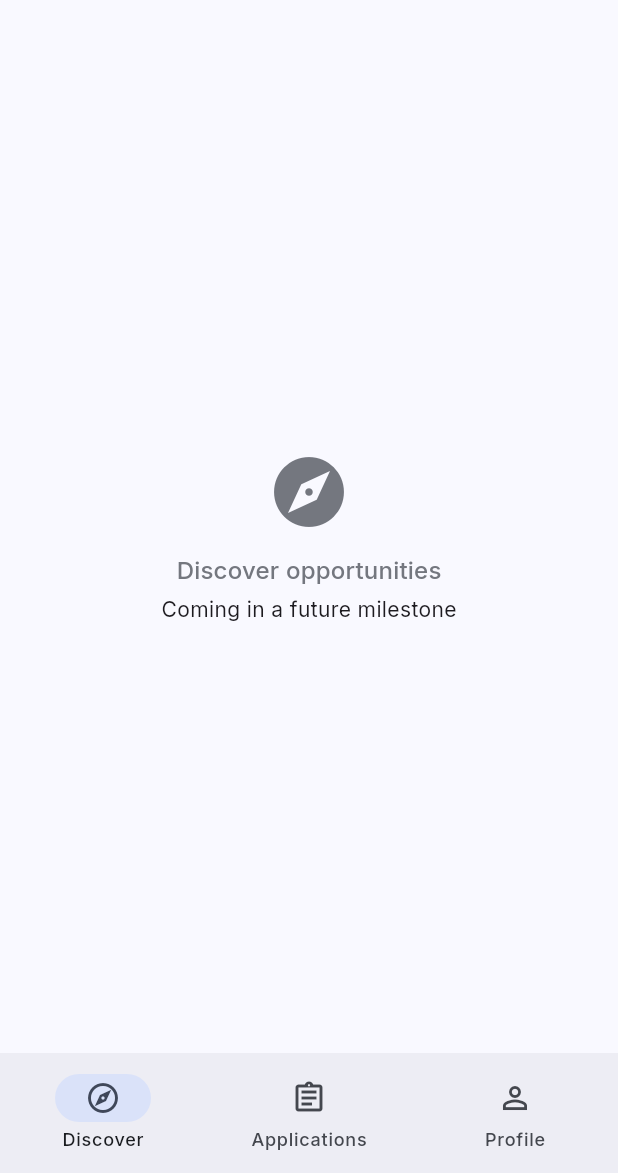
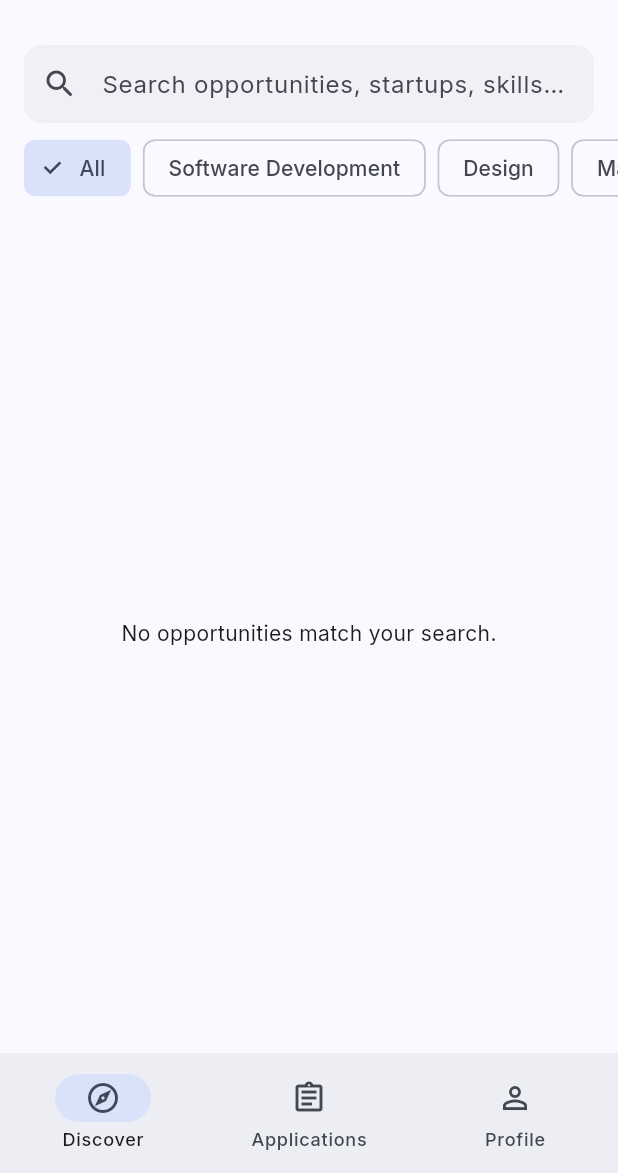
Before and after one commit to SamuzuKofi/Alu-intern-link, a Flutter app: the HomeShell screen opened directly with empty values, on a phone screen of 412 x 824 dp, the part 63-1236 px from its top. Run offline on Flutter 3.47's test engine with Material 3 defaults, Android fonts, the phone set to English and light mode, and no system bars; our stand-ins replace cloud_firestore, firebase_auth, firebase_core, flutter_riverpod, google_fonts, timeago; accounts and stored records are empty; statements that could not run were skipped.

Commit message:
Added opportunity posting and discovery with search

```diff
--- a/alu_intern_link/lib/features/home/screens/home_shell.dart
+++ b/alu_intern_link/lib/features/home/screens/home_shell.dart
@@ -4,6 +4,7 @@ import 'package:flutter_riverpod/flutter_riverpod.dart';
 import '../../../core/widgets/coming_soon_placeholder.dart';
 import '../../auth/app_user.dart';
 import '../../auth/auth_providers.dart';
+import '../../opportunities/screens/discover_screen.dart';
 import '../../startups/screens/admin_verification_screen.dart';
 import '../../startups/screens/my_startup_screen.dart';
 
@@ -49,7 +50,7 @@ class _HomeShellState extends ConsumerState<HomeShell> {
     }
 
     final tabs = [
-      const ComingSoonPlaceholder(icon: Icons.explore_rounded, label: 'Discover opportunities'),
+      const DiscoverScreen(),
       middleTab,
       _ProfileTab(appUser: widget.appUser),
     ];
--- /dev/null
+++ b/alu_intern_link/lib/features/opportunities/opportunity.dart
@@ -0,0 +1,98 @@
+import 'package:cloud_firestore/cloud_firestore.dart';
+
+enum OpportunityCategory {
+  softwareDevelopment('Software Development'),
+  design('Design'),
+  marketing('Marketing'),
+  operations('Operations'),
+  research('Research'),
+  businessAnalysis('Business Analysis'),
+  contentCreation('Content Creation'),
+  communityManagement('Community Management');
+
+  const OpportunityCategory(this.label);
+  final String label;
+
+  static OpportunityCategory fromName(String? name) {
+    for (final category in OpportunityCategory.values) {
+      if (category.name == name) return category;
+    }
+    return OpportunityCategory.softwareDevelopment;
+  }
+}
+
+enum OpportunityLocationType {
+  remote('Remote'),
+  onCampus('On Campus'),
+  hybrid('Hybrid');
+
+  const OpportunityLocationType(this.label);
+  final String label;
+
+  static OpportunityLocationType fromName(String? name) {
+    for (final location in OpportunityLocationType.values) {
+      if (location.name == name) return location;
+    }
+    return OpportunityLocationType.remote;
+  }
+}
+
+enum OpportunityStatus {
+  open,
+  closed;
+
+  static OpportunityStatus fromName(String? name) {
+    return name == 'closed' ? OpportunityStatus.closed : OpportunityStatus.open;
+  }
+}
+
+/// Mirrors an `opportunities/{id}` Firestore document.
+///
+/// [startupName] is stored redundantly here (instead of only on the
+/// startup doc) so the discovery list can show it without an extra
+/// Firestore read per card - a small, deliberate trade of a bit of
+/// duplicated data for fewer reads.
+class Opportunity {
+  const Opportunity({
+    required this.id,
+    required this.startupId,
+    required this.startupName,
+    required this.title,
+    required this.description,
+    required this.category,
+    required this.location,
+    required this.skillsRequired,
+    required this.postedByUid,
+    this.status = OpportunityStatus.open,
+    this.createdAt,
+  });
+
+  final String id;
+  final String startupId;
+  final String startupName;
+  final String title;
+  final String description;
+  final OpportunityCategory category;
+  final OpportunityLocationType location;
+  final List<String> skillsRequired;
+  final String postedByUid;
+  final OpportunityStatus status;
+  final DateTime? createdAt;
+
+  factory Opportunity.fromFirestore(DocumentSnapshot<Map<String, dynamic>> doc) {
+    final data = doc.data() ?? {};
+    return Opportunity(
+      id: doc.id,
+      startupId: data['startupId'] as String? ?? '',
+      startupName: data['startupName'] as String? ?? '',
+      title: data['title'] as String? ?? '',
+      description: data['description'] as String? ?? '',
+      category: OpportunityCategory.fromName(data['category'] as String?),
+      location: OpportunityLocationType.fromName(data['location'] as String?),
+      skillsRequired: List<String>.from(data['skillsRequired'] as List? ?? const []),
+      postedByUid: data['postedByUid'] as String? ?? '',
+      status: OpportunityStatus.fromName(data['status'] as String?),
+      createdAt: (data['createdAt'] as Timestamp?)?.toDate(),
+    );
+  }
+}
--- /dev/null
+++ b/alu_intern_link/lib/features/opportunities/opportunity_providers.dart
@@ -0,0 +1,20 @@
+import 'package:flutter_riverpod/flutter_riverpod.dart';
+
+import '../auth/auth_providers.dart';
+import 'opportunity.dart';
+import 'opportunity_repository.dart';
+
+final opportunityRepositoryProvider = Provider<OpportunityRepository>((ref) {
+  return OpportunityRepository(firestore: ref.watch(firestoreProvider));
+});
+
+final openOpportunitiesProvider = StreamProvider<List<Opportunity>>((ref) {
+  return ref.watch(opportunityRepositoryProvider).watchOpenOpportunities();
+});
+
+final opportunitiesForStartupProvider = StreamProvider.family<List<Opportunity>, String>((
+  ref,
+  startupId,
+) {
+  return ref.watch(opportunityRepositoryProvider).watchOpportunitiesForStartup(startupId);
+});
--- /dev/null
+++ b/alu_intern_link/lib/features/opportunities/screens/discover_screen.dart
@@ -0,0 +1,144 @@
+import 'package:flutter/material.dart';
+import 'package:flutter_riverpod/flutter_riverpod.dart';
+
+import '../opportunity.dart';
+import '../opportunity_providers.dart';
+import 'opportunity_detail_screen.dart';
+
+/// The Discover tab: browse and search all open opportunities.
+///
+/// We keep this simple - openOpportunitiesProvider streams every open
+/// opportunity from Firestore in real time, and this widget just filters
+/// that list in memory as the user types or picks a category. No search
+/// backend needed at this scale.
+class DiscoverScreen extends ConsumerStatefulWidget {
+  const DiscoverScreen({super.key});
+
+  @override
+  ConsumerState<DiscoverScreen> createState() => _DiscoverScreenState();
+}
+
+class _DiscoverScreenState extends ConsumerState<DiscoverScreen> {
+  final _searchController = TextEditingController();
+  String _searchQuery = '';
+  OpportunityCategory? _selectedCategory;
+
+  @override
+  void dispose() {
+    _searchController.dispose();
+    super.dispose();
+  }
+
+  List<Opportunity> _filter(List<Opportunity> opportunities) {
+    final query = _searchQuery.trim().toLowerCase();
+
+    return opportunities.where((o) {
+      final matchesCategory = _selectedCategory == null || o.category == _selectedCategory;
+      if (!matchesCategory) return false;
+      if (query.isEmpty) return true;
+
+      final haystack = [o.title, o.description, o.startupName, ...o.skillsRequired]
+          .join(' ')
+          .toLowerCase();
+      return haystack.contains(query);
+    }).toList();
+  }
+
+  @override
+  Widget build(BuildContext context) {
+    final opportunitiesState = ref.watch(openOpportunitiesProvider);
+
+    return Column(
+      children: [
+        Padding(
+          padding: const EdgeInsets.fromLTRB(16, 16, 16, 8),
+          child: TextField(
+            controller: _searchController,
+            onChanged: (value) => setState(() => _searchQuery = value),
+            decoration: const InputDecoration(
+              prefixIcon: Icon(Icons.search_rounded),
+              hintText: 'Search opportunities, startups, skills…',
+            ),
+          ),
+        ),
+        SizedBox(
+          height: 44,
+          child: ListView(
+            scrollDirection: Axis.horizontal,
+            padding: const EdgeInsets.symmetric(horizontal: 16),
+            children: [
+              _CategoryChip(
+                label: 'All',
+                selected: _selectedCategory == null,
+                onSelected: () => setState(() => _selectedCategory = null),
+              ),
+              const SizedBox(width: 8),
+              for (final category in OpportunityCategory.values) ...[
+                _CategoryChip(
+                  label: category.label,
+                  selected: _selectedCategory == category,
+                  onSelected: () => setState(() => _selectedCategory = category),
+                ),
+                const SizedBox(width: 8),
+              ],
+            ],
+          ),
+        ),
+        const SizedBox(height: 8),
+        Expanded(
+          child: opportunitiesState.when(
+            loading: () => const Center(child: CircularProgressIndicator()),
+            error: (error, _) => Center(child: Text('Something went wrong: $error')),
+            data: (opportunities) {
+              final filtered = _filter(opportunities);
+              if (filtered.isEmpty) {
+                return const Center(child: Text('No opportunities match your search.'));
+              }
+              return ListView.builder(
+                padding: const EdgeInsets.fromLTRB(16, 0, 16, 16),
+                itemCount: filtered.length,
+                itemBuilder: (context, index) => _OpportunityCard(opportunity: filtered[index]),
+              );
+            },
+          ),
+        ),
+      ],
+    );
+  }
+}
+
+class _CategoryChip extends StatelessWidget {
+  const _CategoryChip({required this.label, required this.selected, required this.onSelected});
+
+  final String label;
+  final bool selected;
+  final VoidCallback onSelected;
+
+  @override
+  Widget build(BuildContext context) {
+    return ChoiceChip(label: Text(label), selected: selected, onSelected: (_) => onSelected());
+  }
+}
+
+class _OpportunityCard extends StatelessWidget {
+  const _OpportunityCard({required this.opportunity});
+
+  final Opportunity opportunity;
+
+  @override
+  Widget build(BuildContext context) {
+    return Card(
+      margin: const EdgeInsets.only(bottom: 12),
+      child: ListTile(
+        onTap: () => Navigator.of(context).push(
+          MaterialPageRoute(builder: (_) => OpportunityDetailScreen(opportunity: opportunity)),
+        ),
+        title: Text(opportunity.title),
+        subtitle: Text(
+          '${opportunity.startupName} · ${opportunity.category.label} · ${opportunity.location.label}',
+        ),
+        trailing: const Icon(Icons.chevron_right_rounded),
+      ),
+    );
+  }
+}
```
Also changed, not shown: alu_intern_link/firestore.indexes.json (added, +21 -0 lines), alu_intern_link/lib/features/opportunities/opportunity_repository.dart (added, +61 -0 lines), alu_intern_link/lib/features/opportunities/screens/create_opportunity_screen.dart (added, +131 -0 lines), alu_intern_link/lib/features/opportunities/screens/my_opportunities_section.dart (added, +67 -0 lines), alu_intern_link/lib/features/opportunities/screens/opportunity_detail_screen.dart (added, +56 -0 lines), alu_intern_link/lib/features/startups/screens/my_startup_screen.dart (+27 -3 lines), 1 other file.
